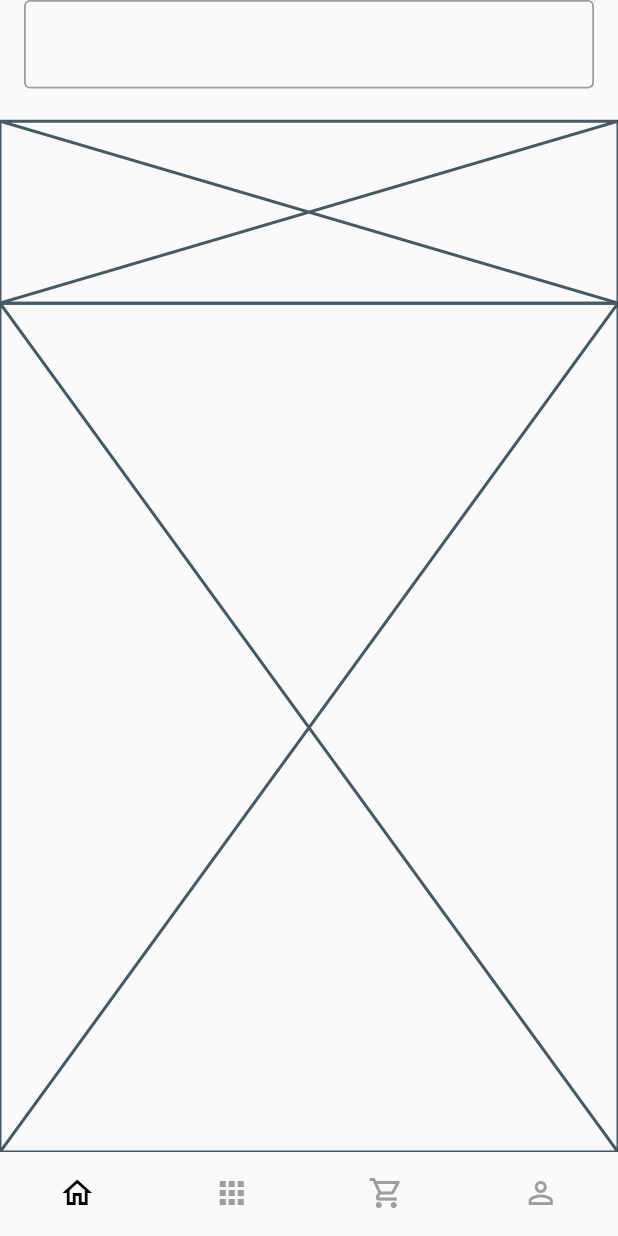
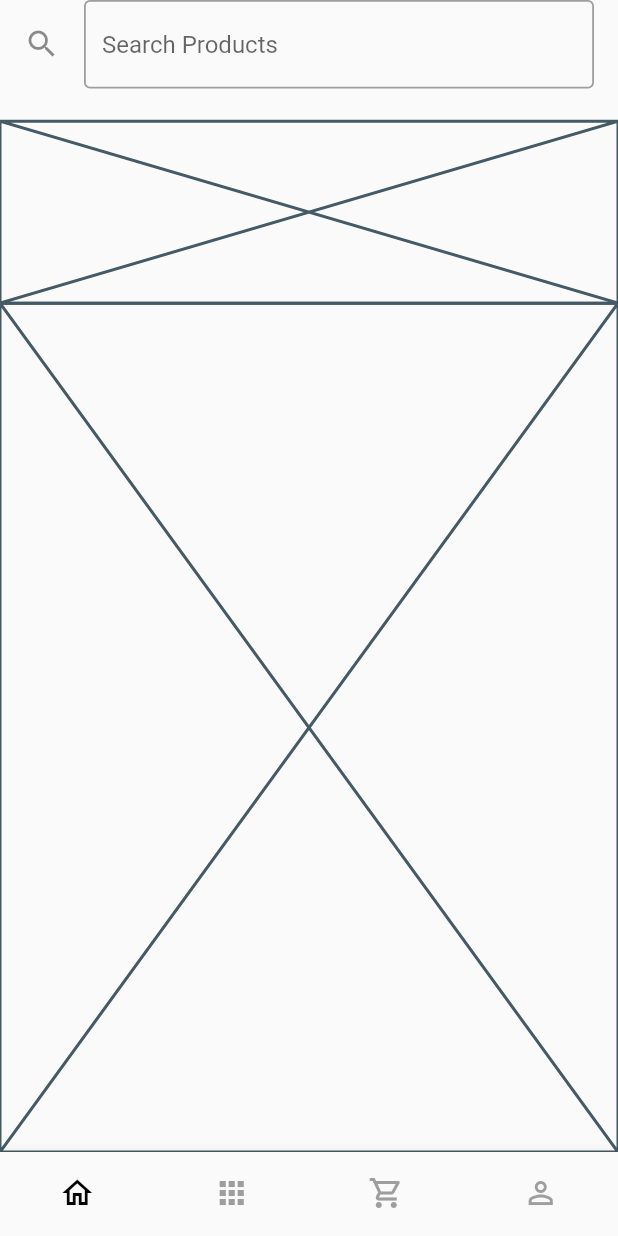
Before and after one commit to JAICHANGPARK/flutter_notebook_10th_story, a Flutter app: the screen it shows after launch, on a phone screen of 412 x 824 dp. Run offline on Flutter 3.47's test engine with Material 2 defaults, Android fonts, the phone set to English and light mode, and no system bars.

Commit message:
Update fashion_mobile_app.dart

```diff
--- a/lib/ep654_fashion_mobile_app/fashion_mobile_app.dart
+++ b/lib/ep654_fashion_mobile_app/fashion_mobile_app.dart
@@ -31,8 +31,10 @@ class _FashionHomePageState extends State<FashionHomePage> {
                  child: Container(
                    padding: EdgeInsets.symmetric(horizontal: 16),
                    child: TextField(
-
+          cursorColor: Colors.black,
                      decoration: InputDecoration(
+                       icon: Icon(Icons.search),
+                       hintText: "Search Products",
                        enabledBorder: OutlineInputBorder(
                          borderSide: BorderSide(
                            color: Colors.grey,
```
